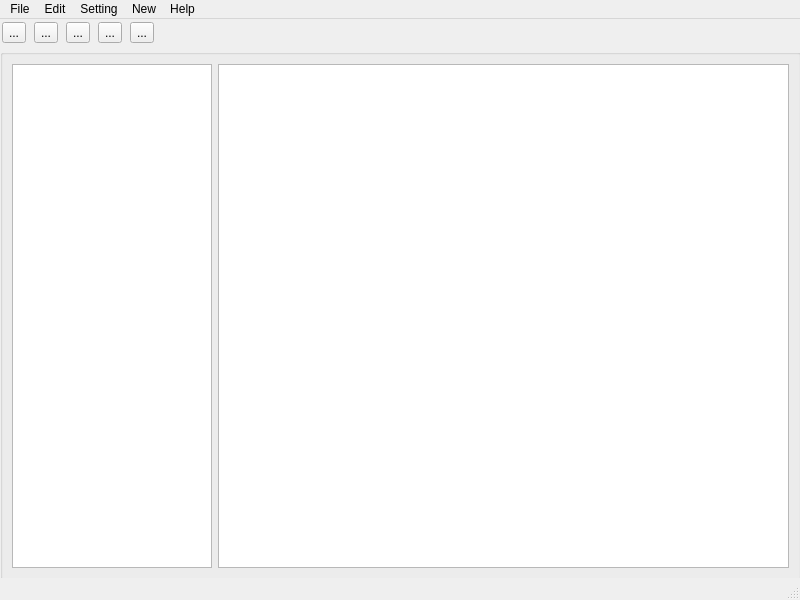
The window that ui/mainwindow.ui (guardeivid/MapfileEditor) describes before a commit, drawn with Qt 5.
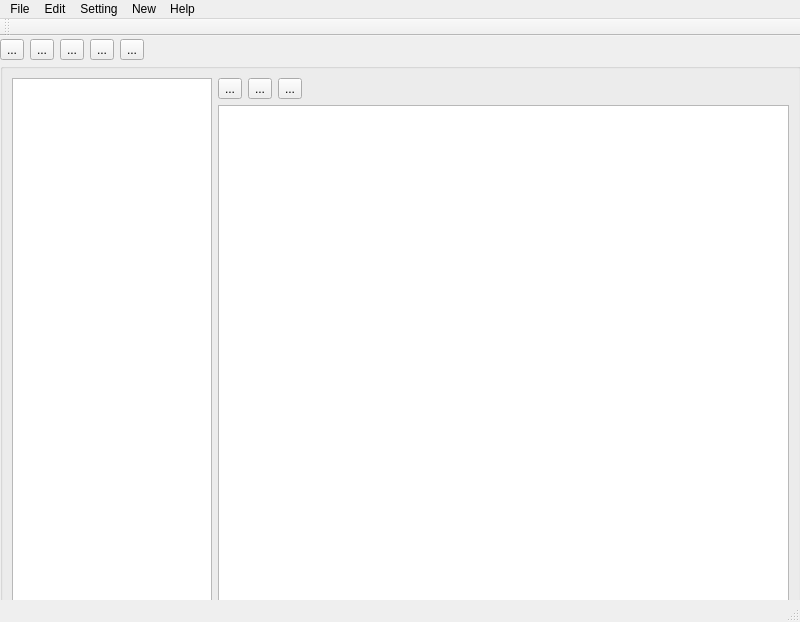
The same window after the commit. Icons and pictures are not drawn.

Patch:
```diff
--- a/ui/mainwindow.ui
+++ b/ui/mainwindow.ui
@@ -10,11 +10,11 @@
     <x>0</x>
     <y>0</y>
     <width>800</width>
-    <height>600</height>
+    <height>622</height>
    </rect>
   </property>
   <property name="sizePolicy">
-   <sizepolicy hsizetype="Preferred" vsizetype="Preferred">
+   <sizepolicy hsizetype="Expanding" vsizetype="Expanding">
     <horstretch>0</horstretch>
     <verstretch>0</verstretch>
    </sizepolicy>
@@ -28,6 +28,9 @@
   <property name="windowTitle">
    <string>Mapfile Editor</string>
   </property>
+  <property name="autoFillBackground">
+   <bool>true</bool>
+  </property>
   <property name="unifiedTitleAndToolBarOnMac">
    <bool>true</bool>
   </property>
@@ -37,11 +40,14 @@
      <rect>
       <x>0</x>
       <y>0</y>
-      <width>161</width>
+      <width>791</width>
       <height>27</height>
      </rect>
     </property>
     <layout class="QHBoxLayout" name="horizontalLayout">
+     <property name="sizeConstraint">
+      <enum>QLayout::SetNoConstraint</enum>
+     </property>
      <item>
       <widget class="QToolButton" name="mf_tb_new">
        <property name="text">
@@ -97,30 +103,138 @@
        </property>
       </widget>
      </item>
+     <item>
+      <spacer name="horizontalSpacer_2">
+       <property name="orientation">
+        <enum>Qt::Horizontal</enum>
+       </property>
+       <property name="sizeHint" stdset="0">
+        <size>
+         <width>40</width>
+         <height>20</height>
+        </size>
+       </property>
+      </spacer>
+     </item>
     </layout>
    </widget>
    <widget class="QGroupBox" name="gridGroupBox">
     <property name="geometry">
      <rect>
       <x>0</x>
-      <y>30</y>
+      <y>27</y>
       <width>801</width>
-      <height>531</height>
+      <height>550</height>
      </rect>
     </property>
     <property name="sizePolicy">
-     <sizepolicy hsizetype="Expanding" vsizetype="Preferred">
-      <horstretch>0</horstretch>
-      <verstretch>0</verstretch>
+     <sizepolicy hsizetype="Expanding" vsizetype="Expanding">
+      <horstretch>255</horstretch>
+      <verstretch>255</verstretch>
      </sizepolicy>
     </property>
     <property name="minimumSize">
      <size>
       <width>500</width>
-      <height>500</height>
+      <height>550</height>
      </size>
     </property>
+    <property name="maximumSize">
+     <size>
+      <width>16777215</width>
+      <height>550</height>
+     </size>
+    </property>
+    <property name="baseSize">
+     <size>
+      <width>-1</width>
+      <height>0</height>
+     </size>
+    </property>
+    <property name="flat">
+     <bool>false</bool>
+    </property>
     <layout class="QGridLayout" name="gridLayout">
+     <property name="sizeConstraint">
+      <enum>QLayout::SetNoConstraint</enum>
+     </property>
+     <item row="0" column="1">
+      <layout class="QVBoxLayout" name="verticalLayout">
+       <property name="sizeConstraint">
+        <enum>QLayout::SetMaximumSize</enum>
+       </property>
+       <item>
+        <layout class="QHBoxLayout" name="horizontalLayout_2">
+         <item>
+          <widget class="QToolButton" name="toolButton_2">
+           <property name="text">
+            <string>...</string>
+           </property>
+           <property name="icon">
+            <iconset>
+             <normaloff>../../../../../../../../../usr/share/icons/oxygen/16x16/actions/transform-move.png</normaloff>../../../../../../../../../usr/share/icons/oxygen/16x16/actions/transform-move.png</iconset>
+           </property>
+          </widget>
+         </item>
+         <item>
+          <widget class="QToolButton" name="toolButton">
+           <property name="text">
+            <string>...</string>
+           </property>
+          </widget>
+         </item>
+         <item>
+          <widget class="QToolButton" name="toolButton_3">
+           <property name="text">
+            <string>...</string>
+           </property>
+          </widget>
+         </item>
+         <item>
+          <spacer name="horizontalSpacer">
+           <property name="orientation">
+            <enum>Qt::Horizontal</enum>
+           </property>
+           <property name="sizeHint" stdset="0">
+            <size>
+             <width>40</width>
+             <height>20</height>
+            </size>
+           </property>
+          </spacer>
+         </item>
+        </layout>
+       </item>
+       <item>
+        <widget class="QGraphicsView" name="mf_preview">
+         <property name="sizePolicy">
+          <sizepolicy hsizetype="Expanding" vsizetype="Expanding">
+           <horstretch>0</horstretch>
+           <verstretch>0</verstretch>
+          </sizepolicy>
+         </property>
+         <property name="minimumSize">
+          <size>
+           <width>500</width>
+           <height>400</height>
+          </size>
+         </property>
+         <property name="maximumSize">
+          <size>
+           <width>16777215</width>
+           <height>16777215</height>
+          </size>
+         </property>
+         <property name="baseSize">
+          <size>
+           <width>500</width>
+           <height>500</height>
+          </size>
+         </property>
+        </widget>
+       </item>
+      </layout>
+     </item>
      <item row="0" column="0">
       <widget class="QTreeView" name="mf_structure">
        <property name="minimumSize">
@@ -132,7 +246,7 @@
        <property name="maximumSize">
         <size>
          <width>200</width>
-         <height>541</height>
+         <height>16777215</height>
         </size>
        </property>
        <property name="frameShape">
@@ -155,22 +269,6 @@
        </property>
       </widget>
      </item>
-     <item row="0" column="1">
-      <widget class="QGraphicsView" name="mf_preview">
-       <property name="sizePolicy">
-        <sizepolicy hsizetype="Expanding" vsizetype="Expanding">
-         <horstretch>0</horstretch>
-         <verstretch>0</verstretch>
-        </sizepolicy>
-       </property>
-       <property name="minimumSize">
-        <size>
-         <width>500</width>
-         <height>500</height>
-        </size>
-       </property>
-      </widget>
-     </item>
     </layout>
    </widget>
   </widget>
@@ -234,6 +332,17 @@
    <addaction name="menuHelp"/>
   </widget>
   <widget class="QStatusBar" name="statusbar"/>
+  <widget class="QToolBar" name="fileToolBar">
+   <property name="windowTitle">
+    <string>toolBar</string>
+   </property>
+   <attribute name="toolBarArea">
+    <enum>TopToolBarArea</enum>
+   </attribute>
+   <attribute name="toolBarBreak">
+    <bool>false</bool>
+   </attribute>
+  </widget>
   <action name="actionNew">
    <property name="text">
     <string>New</string>
```
Left out of the diff: 38 changed lines with no effect on the pictures.
